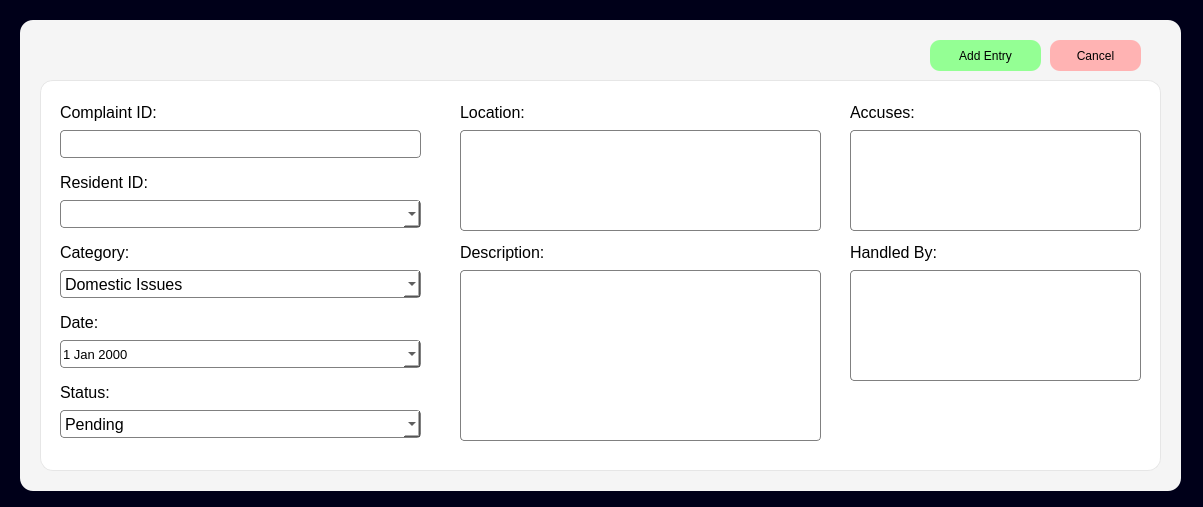
Above: uifiles/addcomplaintui.ui from mustafamclngn/CCC151-ComplaSys before the change. Below: the same form after it.
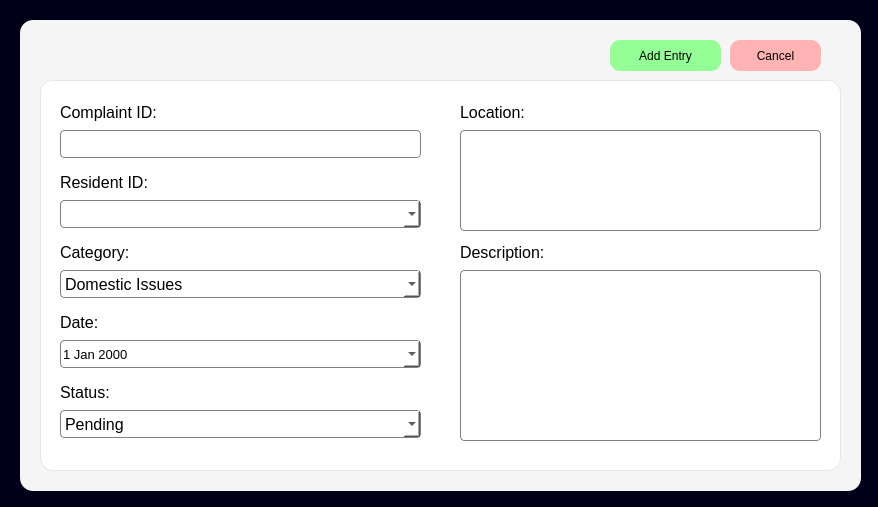
That is the form after the change. Icons and pictures are not drawn.

```diff
--- a/uifiles/addcomplaintui.ui
+++ b/uifiles/addcomplaintui.ui
@@ -6,7 +6,7 @@
    <rect>
     <x>0</x>
     <y>0</y>
-    <width>1203</width>
+    <width>878</width>
     <height>507</height>
    </rect>
   </property>
@@ -21,7 +21,7 @@
     <rect>
      <x>20</x>
      <y>20</y>
-     <width>1161</width>
+     <width>841</width>
      <height>471</height>
     </rect>
    </property>
@@ -40,7 +40,7 @@
      <rect>
       <x>20</x>
       <y>60</y>
-      <width>1121</width>
+      <width>801</width>
       <height>391</height>
      </rect>
     </property>
@@ -360,48 +360,6 @@
 border-radius: 4px;</string>
      </property>
     </widget>
-    <widget class="QLabel" name="label_address_3">
-     <property name="geometry">
-      <rect>
-       <x>810</x>
-       <y>160</y>
-       <width>107</width>
-       <height>24</height>
-      </rect>
-     </property>
-     <property name="font">
-      <font>
-       <pointsize>12</pointsize>
-      </font>
-     </property>
-     <property name="styleSheet">
-      <string notr="true">border: 0px</string>
-     </property>
-     <property name="text">
-      <string>Handled By:</string>
-     </property>
-    </widget>
-    <widget class="QLabel" name="label_address_4">
-     <property name="geometry">
-      <rect>
-       <x>810</x>
-       <y>20</y>
-       <width>107</width>
-       <height>24</height>
-      </rect>
-     </property>
-     <property name="font">
-      <font>
-       <pointsize>12</pointsize>
-      </font>
-     </property>
-     <property name="styleSheet">
-      <string notr="true">border: 0px</string>
-     </property>
-     <property name="text">
-      <string>Accuses:</string>
-     </property>
-    </widget>
     <widget class="QTextEdit" name="addcomplaint_description_input">
      <property name="geometry">
       <rect>
@@ -446,55 +404,11 @@
 &lt;p style=&quot;-qt-paragraph-type:empty; margin-top:0px; margin-bottom:0px; margin-left:0px; margin-right:0px; -qt-block-indent:0; text-indent:0px;&quot;&gt;&lt;br /&gt;&lt;/p&gt;&lt;/body&gt;&lt;/html&gt;</string>
      </property>
     </widget>
-    <widget class="QTextEdit" name="addcomplaint_accuses_input">
-     <property name="geometry">
-      <rect>
-       <x>810</x>
-       <y>50</y>
-       <width>291</width>
-       <height>101</height>
-      </rect>
-     </property>
-     <property name="styleSheet">
-      <string notr="true">background-color: white;
-border: 1px solid grey;
-border-radius: 4px;</string>
-     </property>
-     <property name="html">
-      <string>&lt;!DOCTYPE HTML PUBLIC &quot;-//W3C//DTD HTML 4.0//EN&quot; &quot;http://www.w3.org/TR/REC-html40/strict.dtd&quot;&gt;
-&lt;html&gt;&lt;head&gt;&lt;meta name=&quot;qrichtext&quot; content=&quot;1&quot; /&gt;&lt;style type=&quot;text/css&quot;&gt;
-p, li { white-space: pre-wrap; }
-&lt;/style&gt;&lt;/head&gt;&lt;body style=&quot; font-family:'MS Shell Dlg 2'; font-size:8.25pt; font-weight:400; font-style:normal;&quot;&gt;
-&lt;p style=&quot;-qt-paragraph-type:empty; margin-top:0px; margin-bottom:0px; margin-left:0px; margin-right:0px; -qt-block-indent:0; text-indent:0px;&quot;&gt;&lt;br /&gt;&lt;/p&gt;&lt;/body&gt;&lt;/html&gt;</string>
-     </property>
-    </widget>
-    <widget class="QTextEdit" name="addcomplaint_handledby_input">
-     <property name="geometry">
-      <rect>
-       <x>810</x>
-       <y>190</y>
-       <width>291</width>
-       <height>111</height>
-      </rect>
-     </property>
-     <property name="styleSheet">
-      <string notr="true">background-color: white;
-border: 1px solid grey;
-border-radius: 4px;</string>
-     </property>
-     <property name="html">
-      <string>&lt;!DOCTYPE HTML PUBLIC &quot;-//W3C//DTD HTML 4.0//EN&quot; &quot;http://www.w3.org/TR/REC-html40/strict.dtd&quot;&gt;
-&lt;html&gt;&lt;head&gt;&lt;meta name=&quot;qrichtext&quot; content=&quot;1&quot; /&gt;&lt;style type=&quot;text/css&quot;&gt;
-p, li { white-space: pre-wrap; }
-&lt;/style&gt;&lt;/head&gt;&lt;body style=&quot; font-family:'MS Shell Dlg 2'; font-size:8.25pt; font-weight:400; font-style:normal;&quot;&gt;
-&lt;p style=&quot;-qt-paragraph-type:empty; margin-top:0px; margin-bottom:0px; margin-left:0px; margin-right:0px; -qt-block-indent:0; text-indent:0px;&quot;&gt;&lt;br /&gt;&lt;/p&gt;&lt;/body&gt;&lt;/html&gt;</string>
-     </property>
-    </widget>
    </widget>
    <widget class="QPushButton" name="addcomplaint_addentry_button">
     <property name="geometry">
      <rect>
-      <x>910</x>
+      <x>590</x>
       <y>20</y>
       <width>111</width>
       <height>31</height>
@@ -519,7 +433,7 @@
    <widget class="QPushButton" name="addcomplaint_cancel_button">
     <property name="geometry">
      <rect>
-      <x>1030</x>
+      <x>710</x>
       <y>20</y>
       <width>91</width>
       <height>31</height>
```
